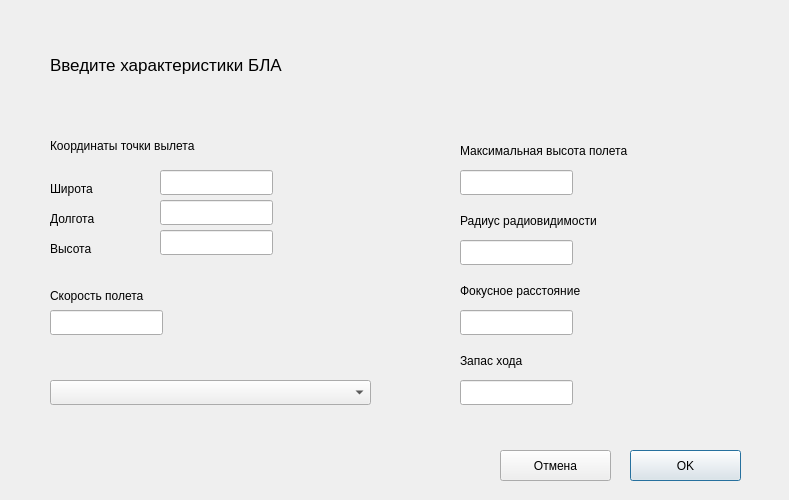
First picture: the form in addbla.ui, repository EgorovaAnna/gpbla, before the edit.
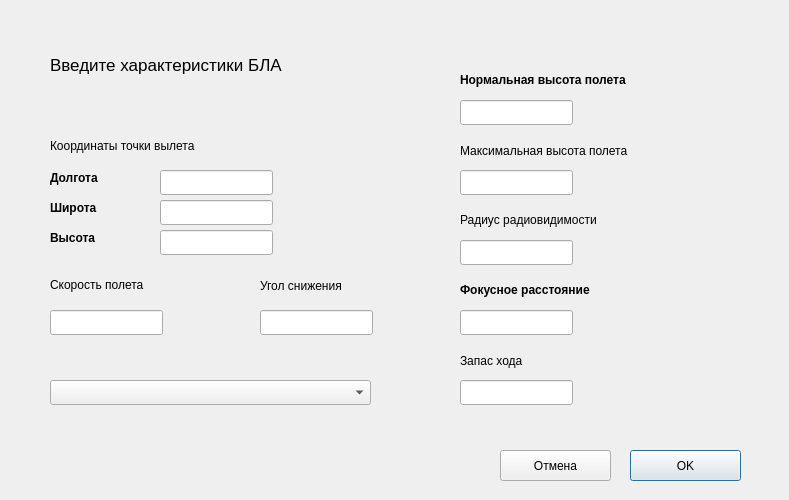
Second picture: the form after the edit.

Commit message: Changing height, radioview added

What changed in the file:
```diff
--- a/addbla.ui
+++ b/addbla.ui
@@ -157,13 +157,13 @@
    <property name="geometry">
     <rect>
      <x>50</x>
-     <y>280</y>
-     <width>191</width>
+     <y>270</y>
+     <width>131</width>
      <height>31</height>
     </rect>
    </property>
    <property name="text">
-    <string>Скорость полета</string>
+    <string>&lt;html&gt;&lt;head/&gt;&lt;body&gt;&lt;p&gt;Скорость полета&lt;/p&gt;&lt;/body&gt;&lt;/html&gt;</string>
    </property>
   </widget>
   <widget class="QLabel" name="label_4">
@@ -202,7 +202,7 @@
     </rect>
    </property>
    <property name="text">
-    <string>Фокусное расстояние</string>
+    <string>&lt;html&gt;&lt;head/&gt;&lt;body&gt;&lt;p&gt;&lt;span style=&quot; font-weight:600;&quot;&gt;Фокусное расстояние&lt;/span&gt;&lt;/p&gt;&lt;/body&gt;&lt;/html&gt;</string>
    </property>
   </widget>
   <widget class="QLabel" name="label_7">
@@ -215,46 +215,46 @@
     </rect>
    </property>
    <property name="text">
-    <string>Радиус радиовидимости</string>
+    <string>&lt;html&gt;&lt;head/&gt;&lt;body&gt;&lt;p&gt;Радиус радиовидимости&lt;/p&gt;&lt;/body&gt;&lt;/html&gt;</string>
    </property>
   </widget>
   <widget class="QLabel" name="label_8">
    <property name="geometry">
     <rect>
      <x>50</x>
-     <y>210</y>
+     <y>170</y>
      <width>67</width>
      <height>17</height>
     </rect>
    </property>
    <property name="text">
-    <string>Долгота</string>
+    <string>&lt;html&gt;&lt;head/&gt;&lt;body&gt;&lt;p&gt;&lt;span style=&quot; font-weight:600;&quot;&gt;Долгота&lt;/span&gt;&lt;/p&gt;&lt;/body&gt;&lt;/html&gt;</string>
    </property>
   </widget>
   <widget class="QLabel" name="label_9">
    <property name="geometry">
     <rect>
      <x>50</x>
-     <y>180</y>
+     <y>200</y>
      <width>67</width>
      <height>17</height>
     </rect>
    </property>
    <property name="text">
-    <string>Широта</string>
+    <string>&lt;html&gt;&lt;head/&gt;&lt;body&gt;&lt;p&gt;&lt;span style=&quot; font-weight:600;&quot;&gt;Широта&lt;/span&gt;&lt;/p&gt;&lt;/body&gt;&lt;/html&gt;</string>
    </property>
   </widget>
   <widget class="QLabel" name="label_10">
    <property name="geometry">
     <rect>
      <x>50</x>
-     <y>240</y>
+     <y>230</y>
      <width>67</width>
      <height>17</height>
     </rect>
    </property>
    <property name="text">
-    <string>Высота</string>
+    <string>&lt;html&gt;&lt;head/&gt;&lt;body&gt;&lt;p&gt;&lt;span style=&quot; font-weight:600;&quot;&gt;Высота&lt;/span&gt;&lt;/p&gt;&lt;/body&gt;&lt;/html&gt;</string>
    </property>
   </widget>
   <widget class="QLabel" name="label_2">
@@ -270,6 +270,52 @@
     <string>Координаты точки вылета</string>
    </property>
   </widget>
+  <widget class="QLineEdit" name="fA">
+   <property name="geometry">
+    <rect>
+     <x>460</x>
+     <y>100</y>
+     <width>113</width>
+     <height>25</height>
+    </rect>
+   </property>
+  </widget>
+  <widget class="QLabel" name="label_11">
+   <property name="geometry">
+    <rect>
+     <x>460</x>
+     <y>70</y>
+     <width>321</width>
+     <height>21</height>
+    </rect>
+   </property>
+   <property name="text">
+    <string>&lt;html&gt;&lt;head/&gt;&lt;body&gt;&lt;p&gt;&lt;span style=&quot; font-weight:600;&quot;&gt;Нормальная высота полета&lt;/span&gt;&lt;/p&gt;&lt;/body&gt;&lt;/html&gt;</string>
+   </property>
+  </widget>
+  <widget class="QLabel" name="label_12">
+   <property name="geometry">
+    <rect>
+     <x>260</x>
+     <y>270</y>
+     <width>131</width>
+     <height>31</height>
+    </rect>
+   </property>
+   <property name="text">
+    <string>Угол снижения</string>
+   </property>
+  </widget>
+  <widget class="QLineEdit" name="chH">
+   <property name="geometry">
+    <rect>
+     <x>260</x>
+     <y>310</y>
+     <width>113</width>
+     <height>25</height>
+    </rect>
+   </property>
+  </widget>
  </widget>
  <resources/>
  <connections/>
```
The commit also changes 35 other files.
